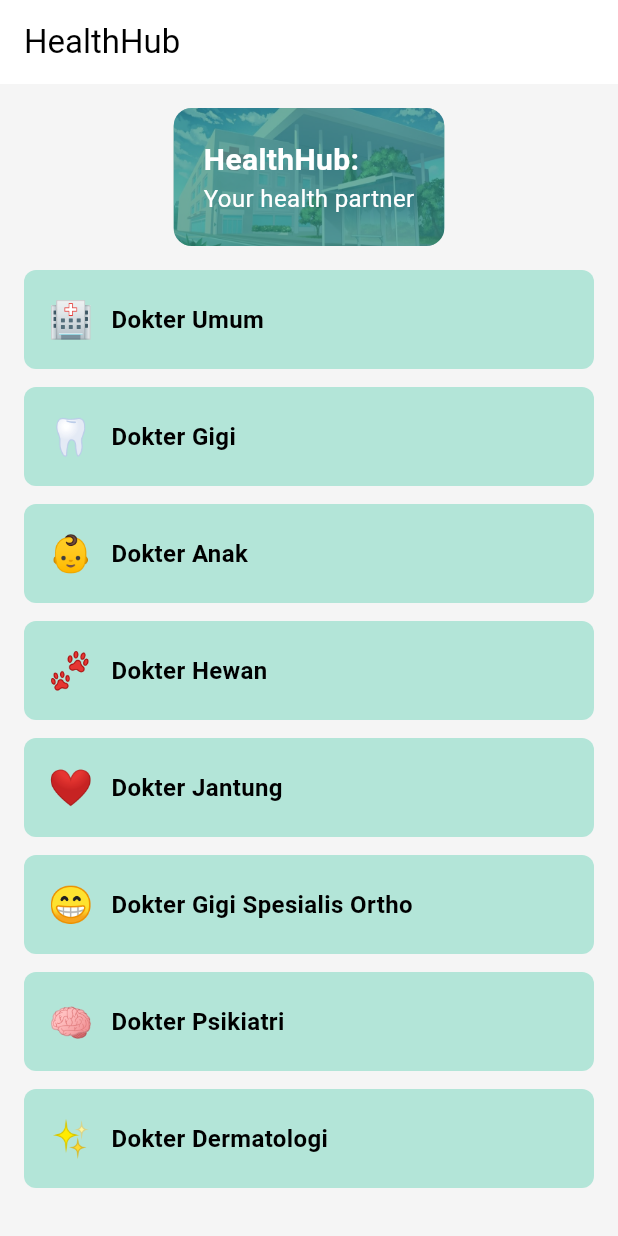
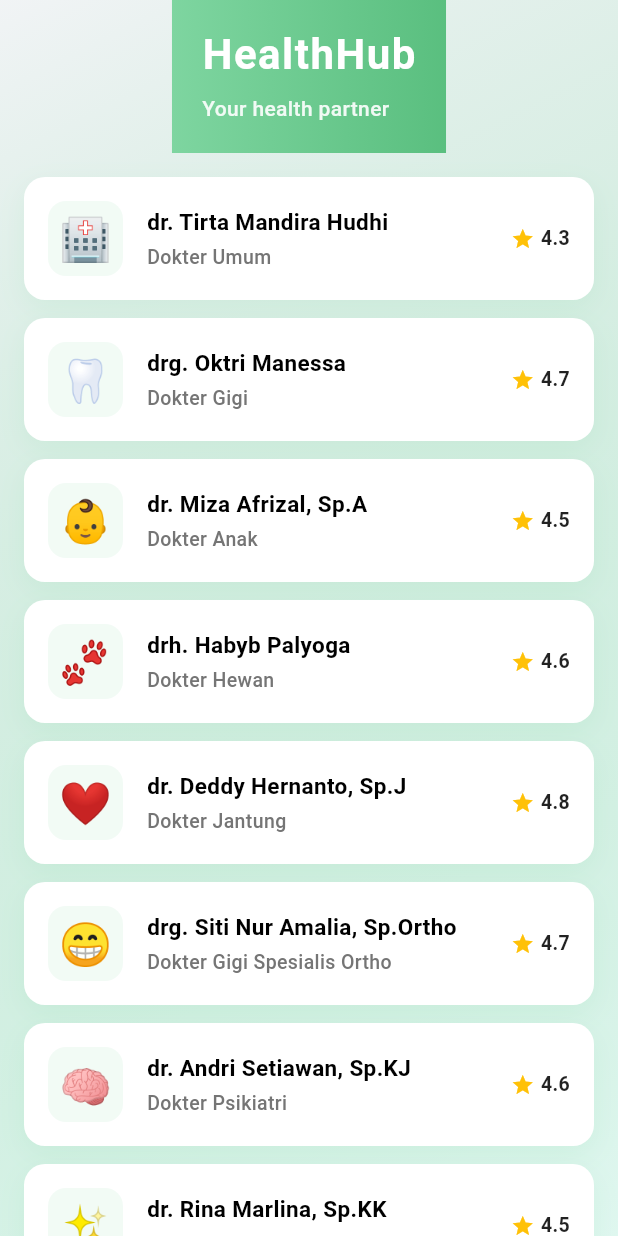
Before and after one commit to LaValliereee/PraktikumPAB, a Flutter app: the DoctorListScreen screen opened directly, on a phone screen of 412 x 824 dp. Run offline on Flutter 3.47's test engine with Material 3 defaults, Android fonts, the phone set to English and light mode, and no system bars.

Commit message:
mengubah tampilan doctor detail screen

```diff
--- a/lib/doctor_list_screen.dart
+++ b/lib/doctor_list_screen.dart
@@ -99,51 +99,57 @@
     ];
 
     return Scaffold(
-      backgroundColor: Colors.grey[100],
-      appBar: AppBar(
-        backgroundColor: Colors.white,
-        elevation: 0,
-        automaticallyImplyLeading: false,
-        title: const Text('HealthHub', style: TextStyle(color: Colors.black)),
-        centerTitle: false,
+      body: Container(
+        decoration: BoxDecoration(
+          gradient: LinearGradient(
+            begin: Alignment.topLeft,
+            end: Alignment.bottomRight,
+            colors: [
+              const Color(0xFF7ED5A0).withOpacity(0.1),
+              const Color(0xFFE0F7F0),
+            ],
           ),
-      body: SingleChildScrollView(
+        ),
+        child: SingleChildScrollView(
           child: Column(
             children: [
-            // Header Banner
+              // AppBar Custom
               Container(
-              margin: const EdgeInsets.all(16),
-              padding: const EdgeInsets.all(20),
-              decoration: BoxDecoration(
-                color: const Color(0xFF2E8B7E),
-                borderRadius: BorderRadius.circular(12),
-                image: const DecorationImage(
-                  image: AssetImage('assets/images/rumah_sakit.jpg'),
-                  fit: BoxFit.cover,
-                  opacity: 0.3,
+                decoration: const BoxDecoration(
+                  gradient: LinearGradient(
+                    colors: [Color(0xFF7ED5A0), Color(0xFF5ABF7F)],
                   ),
                 ),
-              child: const Column(
+                padding: const EdgeInsets.fromLTRB(20, 16, 20, 20),
+                child: SafeArea(
+                  child: Column(
                     crossAxisAlignment: CrossAxisAlignment.start,
                     children: [
-                  Text(
-                    'HealthHub:',
+                      const Text(
+                        'HealthHub',
                         style: TextStyle(
-                      fontSize: 20,
+                          fontSize: 28,
                           fontWeight: FontWeight.bold,
                           color: Colors.white,
+                          letterSpacing: 1.0,
                         ),
                       ),
+                      const SizedBox(height: 6),
                       Text(
                         'Your health partner',
-                    style: TextStyle(fontSize: 16, color: Colors.white),
+                        style: TextStyle(
+                          fontSize: 14,
+                          color: Colors.white.withOpacity(0.9),
+                          fontWeight: FontWeight.w500,
+                        ),
                       ),
                     ],
                   ),
                 ),
+              ),
               // Doctor Categories
               Padding(
-              padding: const EdgeInsets.symmetric(horizontal: 16),
+                padding: const EdgeInsets.all(16),
                 child: Column(
                   children: List.generate(
                     doctors.length,
@@ -161,23 +167,77 @@
                         margin: const EdgeInsets.only(bottom: 12),
                         padding: const EdgeInsets.all(16),
                         decoration: BoxDecoration(
-                        color: const Color(0xFFB3E5D8),
-                        borderRadius: BorderRadius.circular(8),
+                          color: Colors.white,
+                          borderRadius: BorderRadius.circular(14),
+                          boxShadow: [
+                            BoxShadow(
+                              color: const Color(0xFF7ED5A0).withOpacity(0.15),
+                              blurRadius: 15,
+                              offset: const Offset(0, 6),
+                            ),
+                          ],
                         ),
                         child: Row(
                           children: [
+                            Container(
+                              width: 50,
+                              height: 50,
+                              decoration: BoxDecoration(
+                                color: const Color(0xFF7ED5A0).withOpacity(0.1),
+                                borderRadius: BorderRadius.circular(12),
+                              ),
+                              child: Center(
+                                child: Text(
+                                  doctors[index].icon,
+                                  style: const TextStyle(fontSize: 28),
+                                ),
+                              ),
+                            ),
+                            const SizedBox(width: 16),
+                            Expanded(
+                              child: Column(
+                                crossAxisAlignment: CrossAxisAlignment.start,
+                                children: [
                                   Text(
-                            doctors[index].icon,
-                            style: const TextStyle(fontSize: 24),
-                          ),
-                          const SizedBox(width: 12),
-                          Text(
-                            doctors[index].specialty,
+                                    doctors[index].name,
                                     style: const TextStyle(
-                              fontSize: 16,
+                                      fontSize: 15,
                                       fontWeight: FontWeight.bold,
                                       color: Colors.black,
                                     ),
+                                    maxLines: 1,
+                                    overflow: TextOverflow.ellipsis,
+                                  ),
+                                  const SizedBox(height: 4),
+                                  Text(
+                                    doctors[index].specialty,
+                                    style: TextStyle(
+                                      fontSize: 13,
+                                      color: Colors.grey[600],
+                                      fontWeight: FontWeight.w500,
+                                    ),
+                                  ),
+                                ],
+                              ),
+                            ),
+                            const SizedBox(width: 8),
+                            Row(
+                              children: [
+                                const Icon(
+                                  Icons.star,
+                                  color: Colors.amber,
+                                  size: 16,
+                                ),
+                                const SizedBox(width: 4),
+                                Text(
+                                  '${doctors[index].rating}',
+                                  style: const TextStyle(
+                                    fontSize: 13,
+                                    fontWeight: FontWeight.bold,
+                                    color: Colors.black87,
+                                  ),
+                                ),
+                              ],
                             ),
                           ],
                         ),
@@ -190,6 +250,7 @@
             ],
           ),
         ),
+      ),
     );
   }
 }
```
Lines whose indentation alone changed are shown as unchanged.
